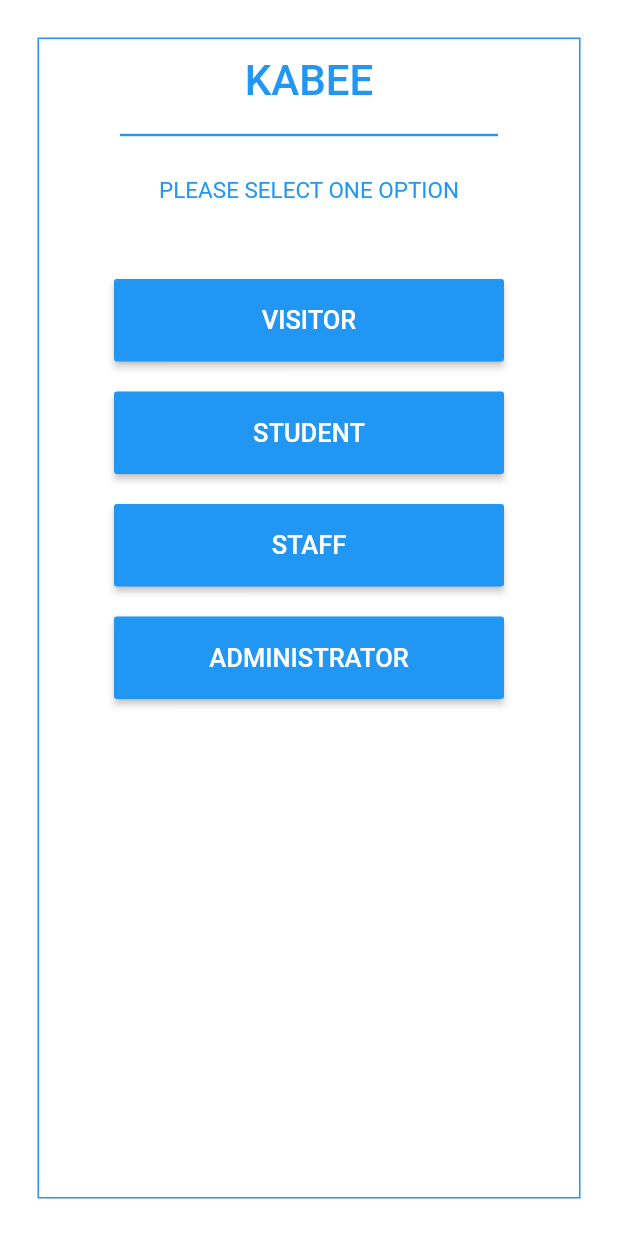
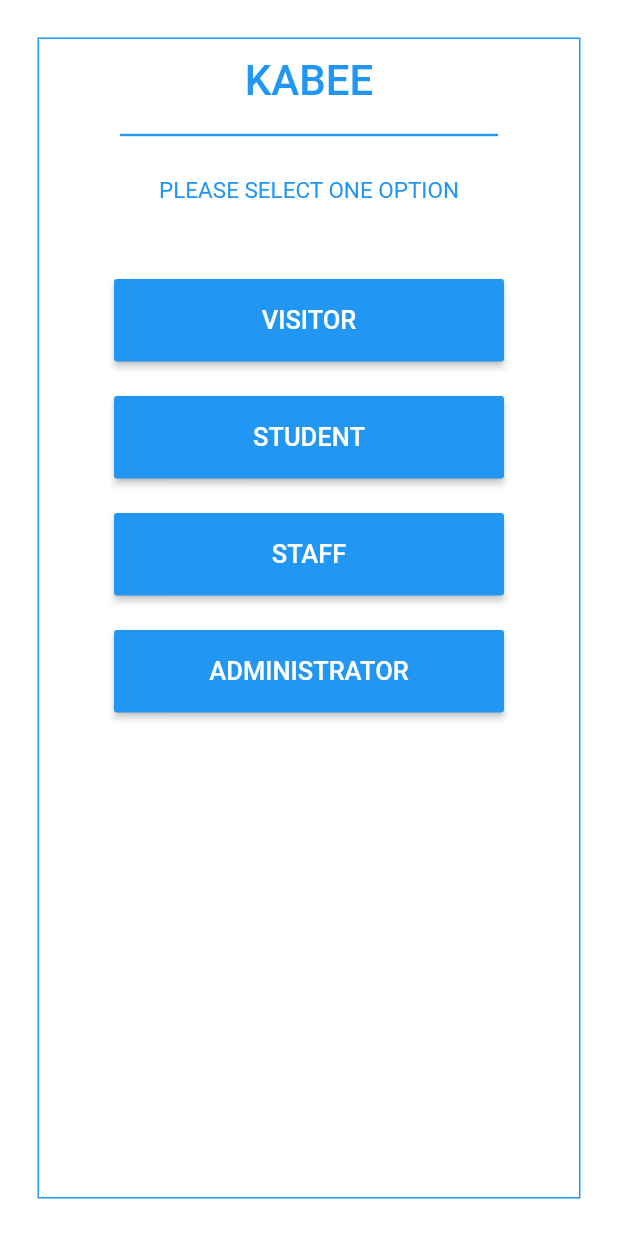
Before and after one commit to Naod-AB/Kabbee-Eclipse, a Flutter app: the screen it shows after launch, on a phone screen of 412 x 824 dp. Run offline on Flutter 3.47's test engine with Material 2 defaults, Android fonts, the phone set to English and light mode, and no system bars.

Commit message:
change sizebox kidane

```diff
--- a/VMS_flutter/Zara/visitor_management/lib/checkin.dart
+++ b/VMS_flutter/Zara/visitor_management/lib/checkin.dart
@@ -1,3 +1,5 @@
+// ignore_for_file: prefer_const_constructors, camel_case_types
+
 import 'package:flutter/cupertino.dart';
 import 'package:flutter/material.dart';
 import 'package:visitor_management/hanibuttons.dart';
--- a/VMS_flutter/Zara/visitor_management/lib/checkout.dart
+++ b/VMS_flutter/Zara/visitor_management/lib/checkout.dart
@@ -1,4 +1,4 @@
-// ignore_for_file: file_names
+// ignore_for_file: file_names, prefer_const_constructors, camel_case_types
 
 import 'package:flutter/cupertino.dart';
 import 'package:flutter/material.dart';
--- a/VMS_flutter/Zara/visitor_management/lib/hanibuttons.dart
+++ b/VMS_flutter/Zara/visitor_management/lib/hanibuttons.dart
@@ -1,4 +1,4 @@
-// ignore_for_file: unused_import
+// ignore_for_file: unused_import, prefer_const_constructors, use_key_in_widget_constructors, prefer_const_constructors_in_immutables
 
 import 'package:flutter/material.dart';
 import 'package:visitor_management/hanibuttons.dart';
--- a/VMS_flutter/Zara/visitor_management/lib/select.dart
+++ b/VMS_flutter/Zara/visitor_management/lib/select.dart
@@ -1,3 +1,5 @@
+
+
 // ignore_for_file: prefer_const_constructors
 
 import 'package:flutter/material.dart';
@@ -61,13 +63,13 @@ class Home extends StatelessWidget {
                   ),
                 ),
                 Soption('VISITOR'),
-                SizedBox( height: 20.0,),
+                SizedBox( height: 23.0,),
                  Soption('STUDENT'),
-                SizedBox(height: 20.0,),
+                SizedBox(height: 23.0,),
                  Soption('STAFF'),
-                SizedBox(height: 20.0,),
+                SizedBox(height: 23.0,),
                  Soption('ADMINISTRATOR'),
-                SizedBox(height: 20.0,),
+                SizedBox(height: 23.0,),
               ],
               ),
                 ),
```
